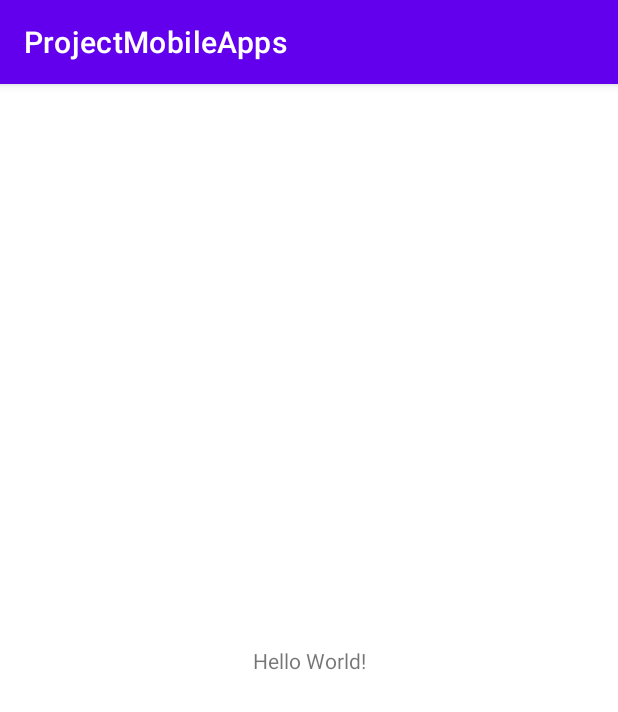
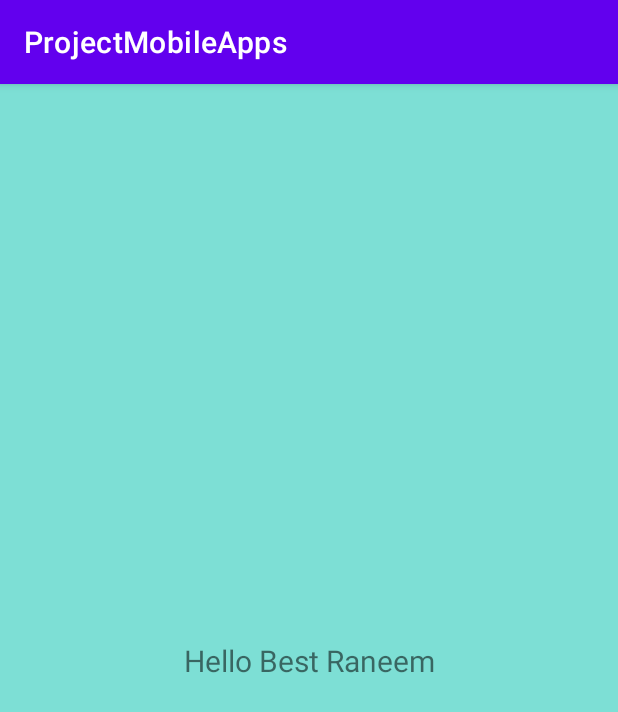
Before and after one commit to SalsabeelH/ProjectMobileApps, an Android app: the screen it shows after launch (MainActivity), on a phone screen of 412 x 824 dp. Shown: the top 712 px of the screen. Run offline under Robolectric (Android 15) with nearby library versions, the phone set to English and light mode, and no system bars.

Commit message:
test Raneem

```diff
--- a/app/src/main/res/layout/activity_main.xml
+++ b/app/src/main/res/layout/activity_main.xml
@@ -4,12 +4,14 @@
     xmlns:tools="http://schemas.android.com/tools"
     android:layout_width="match_parent"
     android:layout_height="match_parent"
+    android:background="#7DDFD5"
     tools:context=".MainActivity">
 
     <TextView
         android:layout_width="wrap_content"
         android:layout_height="wrap_content"
-        android:text="Hello World!"
+        android:text="Hello Best Raneem"
+        android:textSize="20sp"
         app:layout_constraintBottom_toBottomOf="parent"
         app:layout_constraintEnd_toEndOf="parent"
         app:layout_constraintStart_toStartOf="parent"
```
